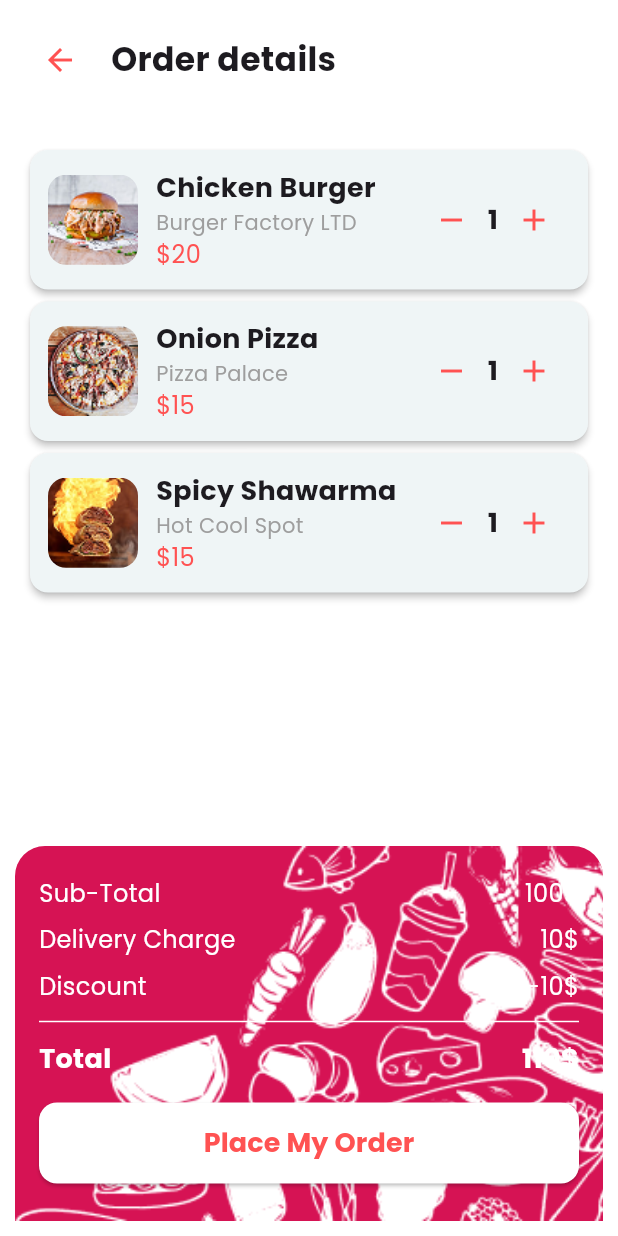
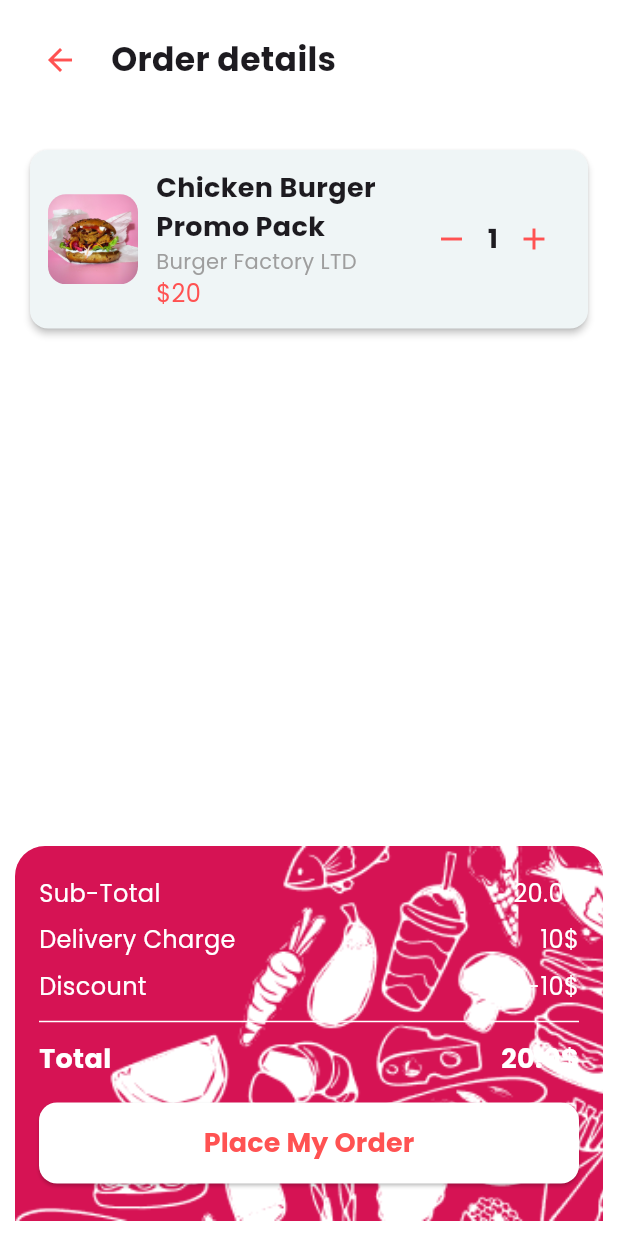
Before and after one commit to shaharyar4t4/Foodizo-Crave.-Order.-Enjoy, a Flutter app: the screen it shows after launch, after a tap on "Add to Cart", on a phone screen of 412 x 824 dp. Run offline on Flutter 3.47's test engine with Material 3 defaults, Android fonts, the phone set to English and light mode, and no system bars; our stand-ins replace firebase_auth, firebase_core, get, google_fonts, lottie; accounts and stored records are empty.

Commit message:
updated the product CURD

```diff
--- a/lib/components/product_detial.dart
+++ b/lib/components/product_detial.dart
@@ -12,6 +12,7 @@ Widget buildPromoSection({
   Color? cirColor,
   Color? sttext,
   Color? starColor,
+  VoidCallback? onAddToCart, // Add the onAddToCart callback parameter
 }) {
   return Column(
     crossAxisAlignment: CrossAxisAlignment.start,
@@ -98,9 +99,7 @@ Widget buildPromoSection({
                 borderRadius: BorderRadius.circular(12),
               ),
             ),
-            onPressed: () {
-              Get.toNamed('order');
-            },
+            onPressed: onAddToCart, // Use the onAddToCart callback
             child: Padding(
               padding: EdgeInsets.symmetric(vertical: 14),
               child: Text(
--- /dev/null
+++ b/lib/controller/cart_controller.dart
@@ -0,0 +1,43 @@
+import 'package:get/get.dart';
+
+class CartController extends GetxController {
+  var cartItems = <Map<String, dynamic>>[].obs;
+
+  void addToCart(String name, String place, String image, int price) {
+    cartItems.add({
+      'name': name,
+      'place': place,
+      'image': image,
+      'price': price,
+      'quantity': 1,
+    });
+    cartItems.refresh(); // Ensure the UI updates
+    print("Added to cart: $name, Total items: ${cartItems.length}");
+  }
+
+  void incrementQuantity(int index) {
+    cartItems[index]['quantity']++;
+    cartItems.refresh();
+  }
+
+  void decrementQuantity(int index) {
+    if (cartItems[index]['quantity'] > 1) {
+      cartItems[index]['quantity']--;
+    } else {
+      cartItems.removeAt(index);
+    }
+    cartItems.refresh();
+  }
+
+  double getSubTotal() {
+    return cartItems.fold(
+        0, (sum, item) => sum + (item['price'] * item['quantity']));
+  }
+
+  double getTotal() {
+    double subTotal = getSubTotal();
+    double deliveryCharge = 10;
+    double discount = 10;
+    return subTotal + deliveryCharge - discount;
+  }
+}
--- a/lib/main.dart
+++ b/lib/main.dart
@@ -2,7 +2,7 @@ import 'package:firebase_core/firebase_core.dart';
 import 'package:flutter/material.dart';
 import 'package:get/get.dart';
 import 'package:google_fonts/google_fonts.dart';
-
+import 'package:shopstore/components/product_detial.dart';
 import 'package:shopstore/firebase_options.dart';
 import 'package:shopstore/routes/app_routes.dart';
 import 'package:shopstore/screen/view_product.dart';
--- a/lib/screen/view_order.dart
+++ b/lib/screen/view_order.dart
@@ -1,8 +1,20 @@
 import 'package:flutter/material.dart';
 import 'package:get/get.dart';
+import 'package:shopstore/controller/cart_controller.dart';
 import 'package:shopstore/util/cont_color.dart';
 
 class OrderDetailsPage extends StatelessWidget {
+  // Ensure the CartController is initialized and accessible
+  final CartController cartController = Get.find<CartController>();
+
+  OrderDetailsPage() {
+    // Debug: Print the cart items when the page is loaded
+    print("Cart items on page load: ${cartController.cartItems.length}");
+    cartController.cartItems.forEach((item) {
+      print("Item: ${item['name']}, Quantity: ${item['quantity']}");
+    });
+  }
+
   @override
   Widget build(BuildContext context) {
     return Scaffold(
@@ -17,7 +29,9 @@ class OrderDetailsPage extends StatelessWidget {
                 children: [
                   IconButton(
                     icon: Icon(Icons.arrow_back, color: Colors.redAccent),
-                    onPressed: () {},
+                    onPressed: () {
+                      Get.back();
+                    },
                   ),
                   SizedBox(width: 10),
                   Text(
@@ -28,17 +42,28 @@ class OrderDetailsPage extends StatelessWidget {
               ),
             ),
             Expanded(
-              child: ListView(
+              child: Obx(() {
+                // Debug: Print the cart items whenever the Obx rebuilds
+                print(
+                    "Obx rebuild - Cart items: ${cartController.cartItems.length}");
+                return cartController.cartItems.isEmpty
+                    ? Center(child: Text("No items in cart"))
+                    : ListView.builder(
                         padding: EdgeInsets.all(16.0),
-                children: [
-                  _buildOrderItem('Chicken Burger', 'Burger Factory LTD',
-                      'assets/images/imageone.png', 20),
-                  _buildOrderItem('Onion Pizza', 'Pizza Palace',
-                      'assets/images/imagetwo.png', 15),
-                  _buildOrderItem('Spicy Shawarma', 'Hot Cool Spot',
-                      'assets/images/imagethree.png', 15),
-                ],
-              ),
+                        itemCount: cartController.cartItems.length,
+                        itemBuilder: (context, index) {
+                          var item = cartController.cartItems[index];
+                          return _buildOrderItem(
+                            item['name'],
+                            item['place'],
+                            item['image'],
+                            item['price'],
+                            item['quantity'],
+                            index,
+                          );
+                        },
+                      );
+              }),
             ),
             _buildOrderSummary(),
           ],
@@ -47,7 +72,8 @@ class OrderDetailsPage extends StatelessWidget {
     );
   }
 
-  Widget _buildOrderItem(String name, String place, String image, int price) {
+  Widget _buildOrderItem(String name, String place, String image, int price,
+      int quantity, int index) {
     return Card(
       elevation: 2,
       shape: RoundedRectangleBorder(borderRadius: BorderRadius.circular(12)),
@@ -78,13 +104,17 @@ class OrderDetailsPage extends StatelessWidget {
               children: [
                 IconButton(
                     icon: Icon(Icons.remove, color: Colors.redAccent),
-                    onPressed: () {}),
-                Text('1',
+                    onPressed: () {
+                      cartController.decrementQuantity(index);
+                    }),
+                Text('$quantity',
                     style:
                         TextStyle(fontSize: 18, fontWeight: FontWeight.bold)),
                 IconButton(
                     icon: Icon(Icons.add, color: Colors.redAccent),
-                    onPressed: () {}),
+                    onPressed: () {
+                      cartController.incrementQuantity(index);
+                    }),
               ],
             ),
           ],
@@ -107,14 +137,16 @@ class OrderDetailsPage extends StatelessWidget {
         borderRadius: BorderRadius.only(
             topLeft: Radius.circular(20), topRight: Radius.circular(20)),
       ),
-      child: Column(
+      child: Obx(() => Column(
             crossAxisAlignment: CrossAxisAlignment.start,
             children: [
-          _buildSummaryRow('Sub-Total', '100\$'),
+              _buildSummaryRow(
+                  'Sub-Total', '${cartController.getSubTotal()}\$'),
               _buildSummaryRow('Delivery Charge', '10\$'),
               _buildSummaryRow('Discount', '-10\$'),
               Divider(color: Colors.white),
-          _buildSummaryRow('Total', '110\$', isBold: true),
+              _buildSummaryRow('Total', '${cartController.getTotal()}\$',
+                  isBold: true),
               SizedBox(height: 12),
               SizedBox(
                 width: double.infinity,
@@ -138,7 +170,7 @@ class OrderDetailsPage extends StatelessWidget {
                 ),
               ),
             ],
-      ),
+          )),
     );
   }
 
--- a/lib/screen/view_product.dart
+++ b/lib/screen/view_product.dart
@@ -2,9 +2,12 @@ import 'package:flutter/cupertino.dart';
 import 'package:flutter/material.dart';
 import 'package:get/get.dart';
 import 'package:shopstore/components/product_detial.dart';
+import 'package:shopstore/controller/cart_controller.dart';
 import 'package:shopstore/util/cont_color.dart';
 
 class ProductPage extends StatelessWidget {
+  final CartController cartController = Get.put(CartController());
+
   @override
   Widget build(BuildContext context) {
     return Scaffold(
@@ -43,8 +46,7 @@ class ProductPage extends StatelessWidget {
                   top: MediaQuery.of(context).size.height * 0.45,
                   child: Container(
                     width: MediaQuery.of(context).size.width,
-                    height: MediaQuery.of(context).size.height *
-                        0.65, // Reduced height
+                    height: MediaQuery.of(context).size.height * 0.65,
                     decoration: BoxDecoration(
                       color: Colors.white,
                       borderRadius: BorderRadius.only(
@@ -61,10 +63,9 @@ class ProductPage extends StatelessWidget {
                             top: 10,
                           ),
                           child: Container(
-                            height:
-                                6, // Added height to the inner container for visibility
+                            height: 6,
                             decoration: BoxDecoration(
-                              color: bar_color, // Ensure bar_color is defined
+                              color: bar_color,
                               borderRadius: BorderRadius.circular(12),
                             ),
                           ),
@@ -86,6 +87,15 @@ class ProductPage extends StatelessWidget {
               starColor: star_color,
               sttext: sttext,
               cirColor: cir_color,
+              onAddToCart: () {
+                cartController.addToCart(
+                  "Chicken Burger Promo Pack",
+                  "Burger Factory LTD",
+                  "assets/images/product.png",
+                  20,
+                );
+                Get.toNamed('order');
+              },
             ),
           ],
         ),
```
Lines whose indentation alone changed are shown as unchanged.
